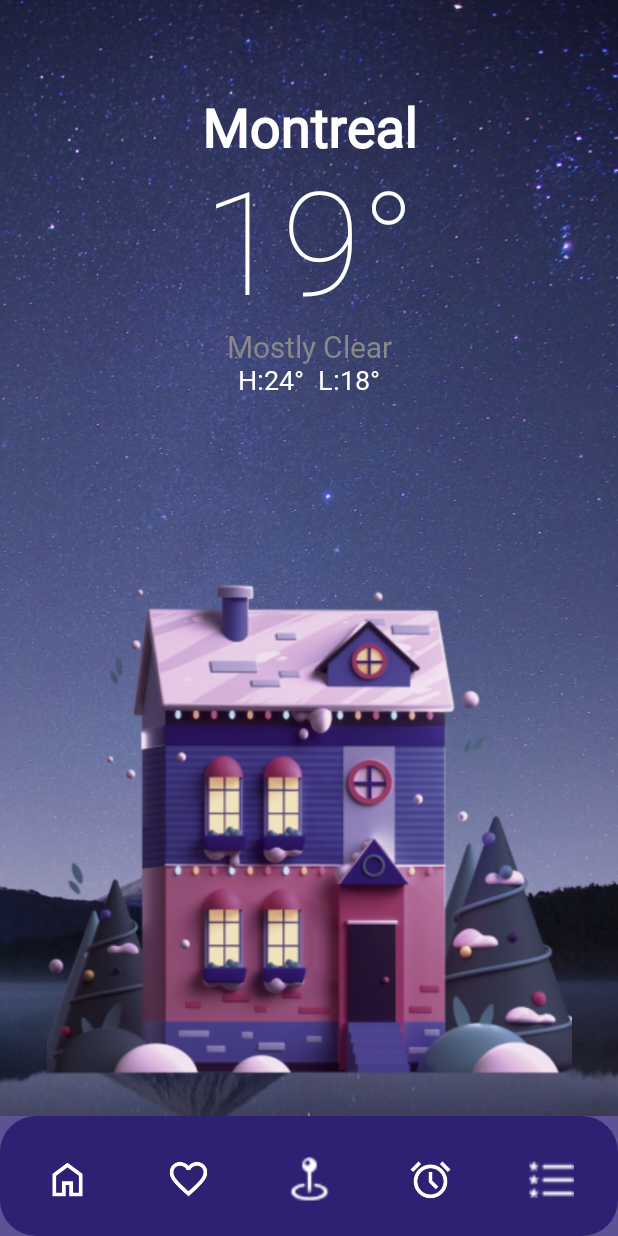
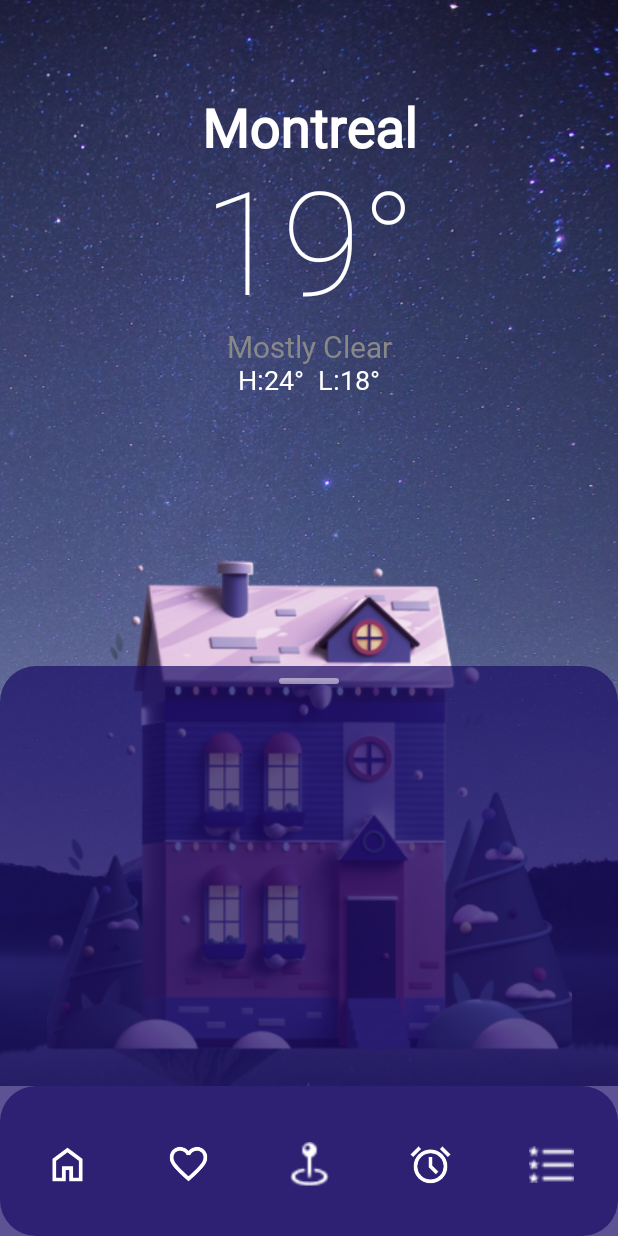
Before and after one commit to ahmedabdeen74/Weather-App-Kotlin, an Android app built with Jetpack Compose: the @Preview function HomeView, on a phone screen of 412 x 824 dp. Run offline under Robolectric (Android 15) with nearby library versions, the phone set to English and light mode, and no system bars; Roboto replaces fonts that are not available here.

Commit message:
add PermanentBottomSheetContent in home view

```diff
--- a/app/build.gradle.kts
+++ b/app/build.gradle.kts
@@ -72,4 +72,5 @@ dependencies {
     //LiveData & Compose
     val compose_version = "1.0.0"
     implementation ("androidx.compose.runtime:runtime-livedata:$compose_version")
+    implementation ("androidx.compose.material:material:1.0.0")
 }
--- a/app/src/main/java/com/example/weatherapp/views/HomeView/HomeView.kt
+++ b/app/src/main/java/com/example/weatherapp/views/HomeView/HomeView.kt
@@ -1,42 +1,46 @@
 package com.example.weatherapp.views.HomeView
-
 import androidx.compose.foundation.Image
 import androidx.compose.foundation.background
-import androidx.compose.foundation.layout.Box
-import androidx.compose.foundation.layout.Column
-import androidx.compose.foundation.layout.fillMaxSize
-import androidx.compose.foundation.layout.padding
-import androidx.compose.foundation.layout.size
+import androidx.compose.foundation.gestures.detectVerticalDragGestures
+import androidx.compose.foundation.layout.*
 import androidx.compose.foundation.shape.RoundedCornerShape
-import androidx.compose.material3.BottomAppBar
-import androidx.compose.material3.Icon
-import androidx.compose.material3.IconButton
-import androidx.compose.material3.Scaffold
-import androidx.compose.material3.Text
-import androidx.compose.runtime.Composable
+import androidx.compose.material3.*
+import androidx.compose.runtime.*
 import androidx.compose.ui.Alignment
 import androidx.compose.ui.Modifier
 import androidx.compose.ui.draw.clip
 import androidx.compose.ui.graphics.Color
+import androidx.compose.ui.input.pointer.pointerInput
 import androidx.compose.ui.layout.ContentScale
 import androidx.compose.ui.res.painterResource
 import androidx.compose.ui.text.font.FontWeight
-import androidx.compose.ui.tooling.preview.Preview
 import androidx.compose.ui.unit.dp
 import androidx.compose.ui.unit.sp
 import com.example.weatherapp.R
 import com.example.weatherapp.ui.theme.CustomFont
 
 
-@Preview
+enum class SheetState {
+    COLLAPSED, EXPANDED
+}
+
+@OptIn(ExperimentalMaterial3Api::class)
 @Composable
 fun HomeView() {
+
+    val bottomAppBarHeight = 100.dp
+    var sheetState by remember { mutableStateOf(SheetState.COLLAPSED) }
+
+    BoxWithConstraints(modifier = Modifier.fillMaxSize()) {
+        val screenHeight = maxHeight
+
         Scaffold(
             bottomBar = {
                 BottomAppBar(
                     modifier = Modifier
+                        .height(bottomAppBarHeight)
                         .clip(RoundedCornerShape(24.dp)),
-                containerColor = Color(0xFF1B0D67).copy(alpha = 0.7f) // bottom app bar color
+                    containerColor = Color(0xFF1B0D67).copy(alpha = 0.7f)
                 ) {
                     IconButton(
                         onClick = { /* TODO: Action 1 */ },
@@ -99,7 +103,7 @@ fun HomeView() {
             Box(
                 modifier = Modifier
                     .fillMaxSize()
-                .background(Color(0xFF1B0D67).copy(alpha = 0.7f)) // background color
+                    .background(Color(0xFF1B0D67).copy(alpha = 0.7f))
                     .padding(paddingValues)
             ) {
                 Image(
@@ -126,7 +130,6 @@ fun HomeView() {
                         text = "19°",
                         fontSize = 96.sp,
                         fontWeight = FontWeight.Thin,
-                   // fontFamily = CustomFont,
                         color = Color.White
                     )
                     Text(
@@ -150,9 +153,79 @@ fun HomeView() {
                     contentDescription = "Overlay",
                     modifier = Modifier
                         .align(Alignment.BottomCenter)
-                    .padding(bottom = 20.dp)
+                        .padding(bottom = 16.dp)
                         .size(350.dp)
+                )
+
+                PermanentBottomSheetContent(
+                    sheetState = sheetState,
+                    onSheetStateChange = { newState ->
+                        sheetState = newState
+                    },
+                    modifier = Modifier
+                        .align(Alignment.BottomCenter)
                 )
             }
         }
     }
+}
+
+@Composable
+fun PermanentBottomSheetContent(
+    sheetState: SheetState,
+    onSheetStateChange: (SheetState) -> Unit,
+    modifier: Modifier = Modifier
+) {
+    val topPartHeight = when (sheetState) {
+        SheetState.COLLAPSED -> 280.dp
+        SheetState.EXPANDED -> 500.dp
+    }
+
+    Column(
+        modifier = modifier
+            .fillMaxWidth()
+            .height(topPartHeight)
+            .clip(RoundedCornerShape(topStart = 24.dp, topEnd = 24.dp))
+            .background(Color(0xFF1B0D67).copy(alpha = 0.7f))
+            .pointerInput(Unit) {
+                detectVerticalDragGestures { change, dragAmount ->
+                    if (dragAmount < 0 && sheetState != SheetState.EXPANDED) {
+
+                        onSheetStateChange(SheetState.EXPANDED)
+                    } else if (dragAmount > 0 && sheetState != SheetState.COLLAPSED) {
+                        onSheetStateChange(SheetState.COLLAPSED)
+                    }
+                }
+            }
+    ) {
+        Box(
+            modifier = Modifier
+                .fillMaxWidth()
+                .padding(vertical = 8.dp),
+            contentAlignment = Alignment.Center
+        ) {
+            Box(
+                modifier = Modifier
+                    .width(40.dp)
+                    .height(4.dp)
+                    .background(
+                        color = Color.White.copy(alpha = 0.5f),
+                        shape = RoundedCornerShape(2.dp)
+                    )
+            )
+        }
+
+        if (sheetState == SheetState.EXPANDED) {
+            IconButton(
+                onClick = { onSheetStateChange(SheetState.COLLAPSED) },
+                modifier = Modifier.align(Alignment.CenterHorizontally)
+            ) {
+                Icon(
+                    painter = painterResource(id = R.drawable.cancel),
+                    contentDescription = "Close",
+                    tint = Color.White
+                )
+            }
+        }
+    }
+}
```
Also changed, not shown: app/src/main/res/drawable/cancel.png (added). Lines whose indentation alone changed are shown as unchanged.
